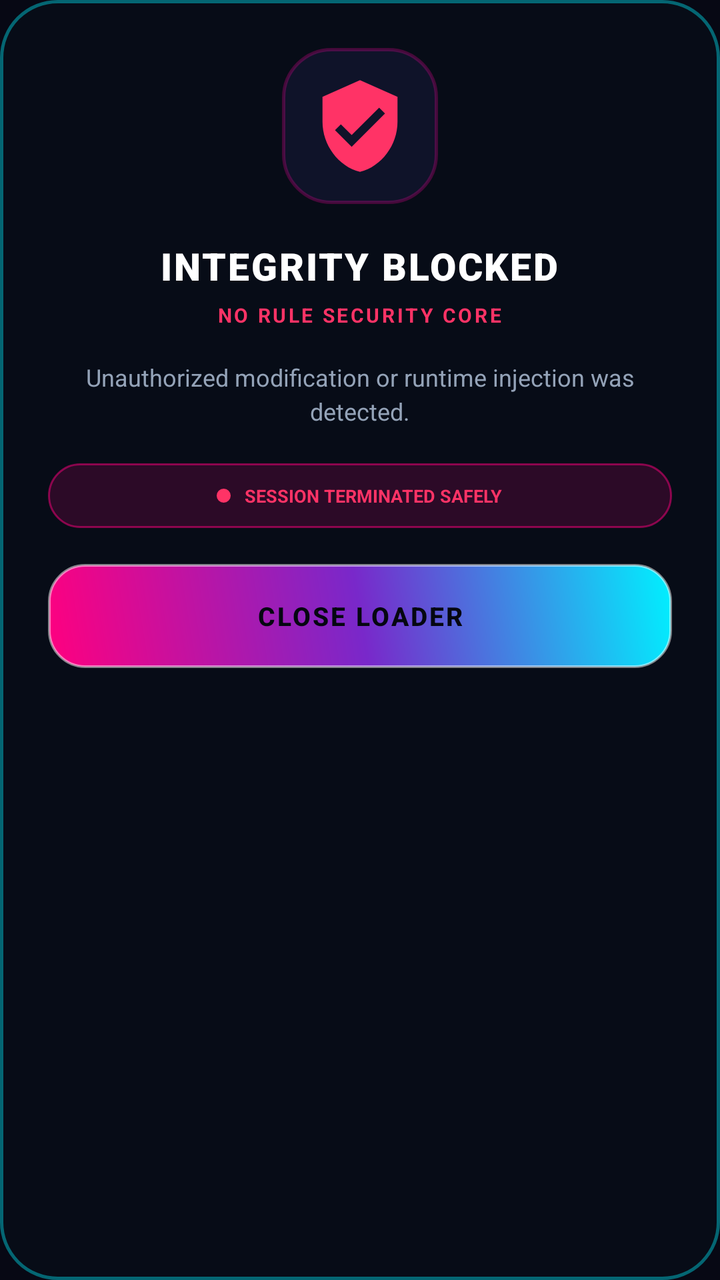
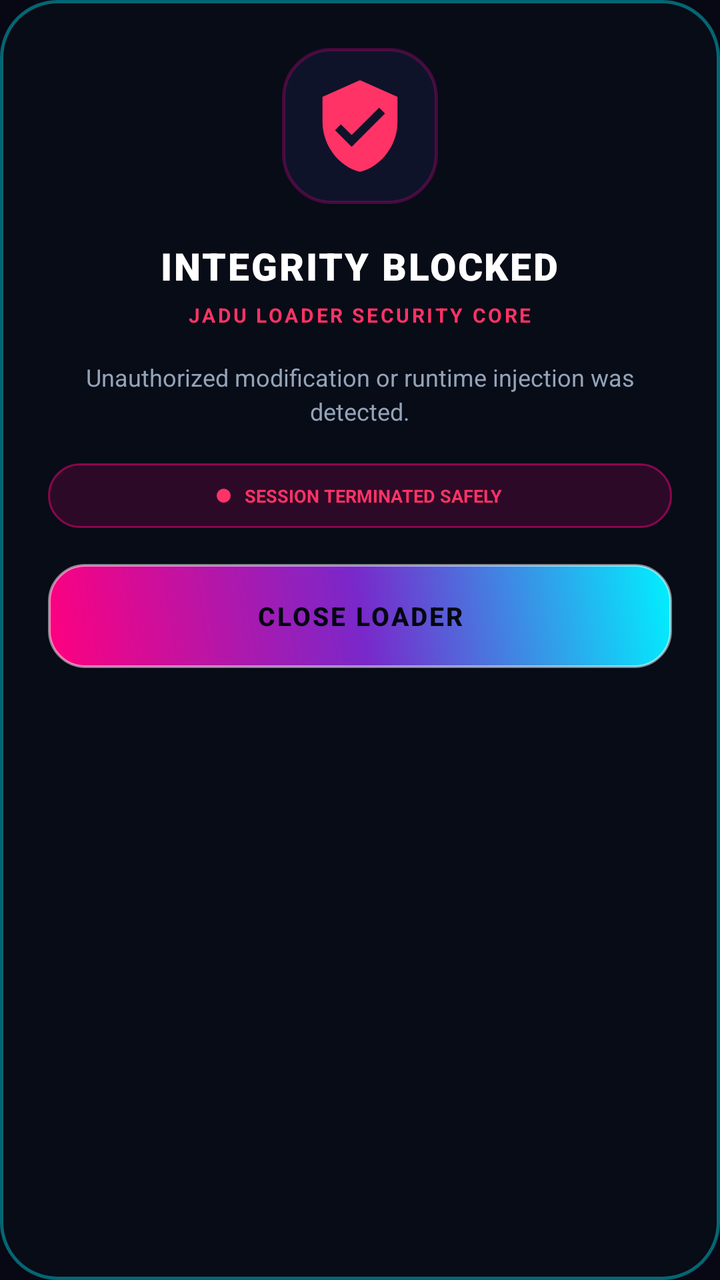

Two renders of the same Android screen: before a commit and after it. Below are the layout's source before the change and the commit's diff.
<!-- AndroidManifest.xml: application theme Base.AppTheme -->
<!-- res/layout/integrity_failure_dialog.xml -->
<?xml version="1.0" encoding="utf-8"?>
<LinearLayout xmlns:android="http://schemas.android.com/apk/res/android"
    xmlns:app="http://schemas.android.com/apk/res-auto"
    android:layout_width="310dp"
    android:layout_height="wrap_content"
    android:background="@drawable/cyber_dialog_bg"
    android:elevation="18dp"
    android:gravity="center_horizontal"
    android:orientation="vertical"
    android:padding="24dp">

    <FrameLayout
        android:layout_width="78dp"
        android:layout_height="78dp"
        android:background="@drawable/cyber_card_glass"
        android:padding="14dp">

        <ImageView
            android:layout_width="match_parent"
            android:layout_height="match_parent"
            android:contentDescription="Integrity alert"
            android:src="@drawable/ic_shield_check"
            app:tint="@color/error" />
    </FrameLayout>

    <TextView
        android:layout_width="wrap_content"
        android:layout_height="wrap_content"
        android:layout_marginTop="18dp"
        android:fontFamily="sans-serif-black"
        android:letterSpacing="0.05"
        android:text="INTEGRITY BLOCKED"
        android:textColor="@color/white"
        android:textSize="19sp"
        android:textStyle="bold" />

    <TextView
        android:layout_width="wrap_content"
        android:layout_height="wrap_content"
        android:layout_marginTop="5dp"
        android:letterSpacing="0.12"
        android:text="NO RULE SECURITY CORE"
        android:textColor="@color/error"
        android:textSize="10sp"
        android:textStyle="bold" />

    <TextView
        android:id="@+id/integrityDetail"
        android:layout_width="match_parent"
        android:layout_height="wrap_content"
        android:layout_marginTop="16dp"
        android:gravity="center"
        android:lineSpacingExtra="3dp"
        android:text="Unauthorized modification or runtime injection was detected."
        android:textColor="@color/text_muted"
        android:textSize="12sp" />

    <LinearLayout
        android:layout_width="match_parent"
        android:layout_height="wrap_content"
        android:layout_marginTop="18dp"
        android:background="@drawable/cyber_badge_pink"
        android:gravity="center"
        android:orientation="horizontal"
        android:padding="10dp">

        <View
            android:layout_width="7dp"
            android:layout_height="7dp"
            android:layout_marginEnd="7dp"
            android:background="@drawable/circle_bg"
            android:backgroundTint="@color/error" />

        <TextView
            android:layout_width="wrap_content"
            android:layout_height="wrap_content"
            android:text="SESSION TERMINATED SAFELY"
            android:textColor="@color/error"
            android:textSize="9sp"
            android:textStyle="bold" />
    </LinearLayout>

    <androidx.appcompat.widget.AppCompatButton
        android:id="@+id/integrityClose"
        android:layout_width="match_parent"
        android:layout_height="52dp"
        android:layout_marginTop="18dp"
        android:background="@drawable/cyber_btn_primary"
        android:letterSpacing="0.08"
        android:text="CLOSE LOADER"
        android:textColor="@color/text_dark"
        android:textSize="13sp"
        android:textStyle="bold" />
</LinearLayout>
<!-- resources referenced by this layout -->
<resources>
  <color name="error">#FF3366</color>
  <color name="text_dark">#050711</color>
  <color name="text_muted">#94A3B8</color>
  <color name="white">#FFFFFF</color>
  <!-- drawable circle_bg (drawable) -->
  <?xml version="1.0" encoding="utf-8"?>
  <shape xmlns:android="http://schemas.android.com/apk/res/android"
      android:shape="oval">
      <solid android:color="#EEEEEE" /> 
      <size android:width="100dp" android:height="100dp"/>
  </shape>
  <!-- drawable cyber_badge_pink (drawable) -->
  <?xml version="1.0" encoding="utf-8"?>
  <shape xmlns:android="http://schemas.android.com/apk/res/android"
      android:shape="rectangle">
      <solid android:color="#26FF007F" />
      <corners android:radius="20dp" />
      <stroke
          android:width="1dp"
          android:color="#80FF007F" />
  </shape>
  <!-- drawable cyber_btn_primary (drawable) -->
  <?xml version="1.0" encoding="utf-8"?>
  <ripple xmlns:android="http://schemas.android.com/apk/res/android"
      android:color="#40FFFFFF">
      <item>
          <shape android:shape="rectangle">
              <gradient
                  android:angle="45"
                  android:startColor="#FF007F"
                  android:centerColor="#7928CA"
                  android:endColor="#00F0FF"
                  android:type="linear" />
              <corners android:radius="18dp" />
              <stroke
                  android:width="1.2dp"
                  android:color="#80FFFFFF" />
          </shape>
      </item>
  </ripple>
  <!-- drawable cyber_card_glass (drawable) -->
  <?xml version="1.0" encoding="utf-8"?>
  <shape xmlns:android="http://schemas.android.com/apk/res/android"
      android:shape="rectangle">
      <solid android:color="#E610142C" />
      <corners android:radius="24dp" />
      <stroke
          android:width="1.5dp"
          android:color="#40FF00A0" />
  </shape>
  <!-- drawable cyber_dialog_bg (drawable) -->
  <?xml version="1.0" encoding="utf-8"?>
  <shape xmlns:android="http://schemas.android.com/apk/res/android"
      android:shape="rectangle">
      <solid android:color="#F2080D18" />
      <corners android:radius="28dp" />
      <stroke
          android:width="1.5dp"
          android:color="#6600F0FF" />
  </shape>
  <!-- drawable ic_shield_check (drawable) -->
  <vector xmlns:android="http://schemas.android.com/apk/res/android"
      android:width="24dp"
      android:height="24dp"
      android:viewportWidth="24"
      android:viewportHeight="24">
    <path
        android:fillColor="#00FF87"
        android:pathData="M12,1L3,5v6c0,5.55 3.84,10.74 9,12 5.16,-1.26 9,-6.45 9,-12V5l-9,-4zm-2,16l-4,-4 1.41,-1.41L10,14.17l6.59,-6.59L18,9l-8,8z"/>
  </vector>
  <style name="Base.AppTheme" parent="Theme.Material3.Dark.NoActionBar">
          <item name="colorPrimary">@color/cyber_cyan</item>
          <item name="colorSecondary">@color/cyber_purple</item>
          <item name="android:windowBackground">@color/cyber_black</item>
          <item name="android:statusBarColor">@color/cyber_black</item>
          <item name="android:navigationBarColor">@color/cyber_black</item>
          <item name="android:windowLightStatusBar" tools:targetApi="m">false</item>
      </style>
  <color name="cyber_cyan">#00F0FF</color>
  <color name="cyber_purple">#9D4EDD</color>
  <color name="cyber_black">#070814</color>
</resources>

<!-- the commit's change to res/layout/integrity_failure_dialog.xml (unified diff, before → after) -->
@@ -39,7 +39,7 @@
         android:layout_height="wrap_content"
         android:layout_marginTop="5dp"
         android:letterSpacing="0.12"
-        android:text="NO RULE SECURITY CORE"
+        android:text="JADU LOADER SECURITY CORE"
         android:textColor="@color/error"
         android:textSize="10sp"
         android:textStyle="bold" />
